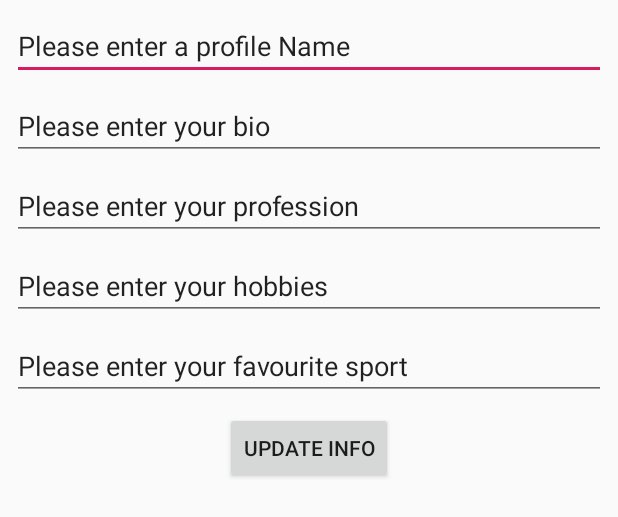
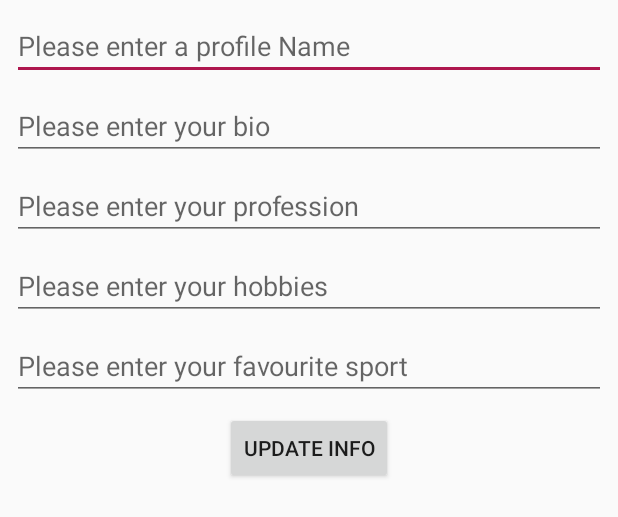
Before and after one commit to sohagmahin3/LoginPanel, an Android app: the layout fragment_profile_tab.xml on its own in the app's theme, with its tools: preview values and no code run, on a phone screen of 412 x 824 dp. Shown: the top 517 px of the screen. Run offline under Robolectric (Android 15) with nearby library versions, the phone set to English and light mode, and no system bars.

```diff
--- a/app/src/main/res/layout/fragment_profile_tab.xml
+++ b/app/src/main/res/layout/fragment_profile_tab.xml
@@ -15,8 +15,8 @@
         android:layout_marginTop="8dp"
         android:layout_marginEnd="8dp"
         android:ems="10"
+        android:hint="Please enter a profile Name"
         android:inputType="textPersonName"
-        android:text="Please enter a profile Name"
         app:layout_constraintEnd_toEndOf="parent"
         app:layout_constraintHorizontal_bias="0.0"
         app:layout_constraintStart_toStartOf="parent"
@@ -30,8 +30,8 @@
         android:layout_marginTop="8dp"
         android:layout_marginEnd="8dp"
         android:ems="10"
+        android:hint="Please enter your bio"
         android:inputType="textPersonName"
-        android:text="Please enter your bio"
         app:layout_constraintEnd_toEndOf="parent"
         app:layout_constraintHorizontal_bias="0.0"
         app:layout_constraintStart_toStartOf="parent"
@@ -45,8 +45,8 @@
         android:layout_marginTop="8dp"
         android:layout_marginEnd="8dp"
         android:ems="10"
+        android:hint="Please enter your profession"
         android:inputType="textPersonName"
-        android:text="Please enter your profession"
         app:layout_constraintEnd_toEndOf="parent"
         app:layout_constraintHorizontal_bias="0.0"
         app:layout_constraintStart_toStartOf="parent"
@@ -60,8 +60,8 @@
         android:layout_marginTop="8dp"
         android:layout_marginEnd="8dp"
         android:ems="10"
+        android:hint="Please enter your hobbies"
         android:inputType="textPersonName"
-        android:text="Please enter your hobbies"
         app:layout_constraintEnd_toEndOf="parent"
         app:layout_constraintHorizontal_bias="0.0"
         app:layout_constraintStart_toStartOf="parent"
@@ -75,8 +75,8 @@
         android:layout_marginTop="8dp"
         android:layout_marginEnd="8dp"
         android:ems="10"
+        android:hint="Please enter your favourite sport"
         android:inputType="textPersonName"
-        android:text="Please enter your favourite sport"
         app:layout_constraintEnd_toEndOf="parent"
         app:layout_constraintHorizontal_bias="0.0"
         app:layout_constraintStart_toStartOf="parent"
--- a/app/src/main/res/values/colors.xml
+++ b/app/src/main/res/values/colors.xml
@@ -2,5 +2,5 @@
 <resources>
     <color name="colorPrimary">#008577</color>
     <color name="colorPrimaryDark">#00574B</color>
-    <color name="colorAccent">#D81B60</color>
+    <color name="colorAccent">#AE164E</color>
 </resources>
```
Also changed, not shown: app/src/main/java/com/example/loginpanel/ProfileTab.java (+26 -5 lines), app/src/main/java/com/example/loginpanel/UsersTab.java (+40 -2 lines), app/src/main/res/layout/fragment_users_tab.xml (+27 -1 lines).
